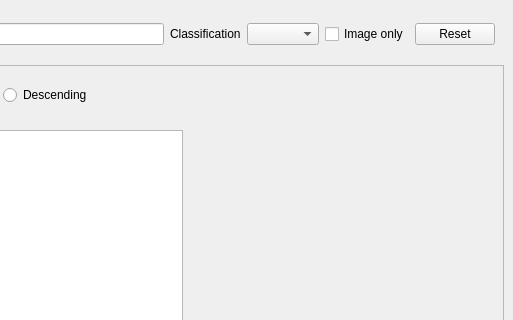
Old version of the form metsearch/metsearch.ui in the repository bernardlebelpro/apple; both pictures show x 142 to 655 and y 0 to 320 of the 655 by 682 pixel window.
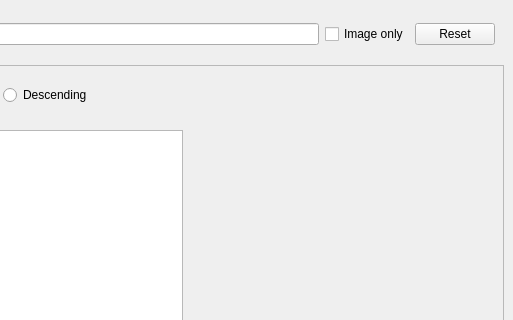
New version of the form.

Commit message:
Remove classification combobox, README
The code had been removed as part of a previous commit (sorry
for not committing it separately!), so now we're removing the
widgets from the .ui file.

Also, filled in the README.

```diff
--- a/metsearch/metsearch.ui
+++ b/metsearch/metsearch.ui
@@ -63,16 +63,6 @@
          <item>
           <widget class="QLineEdit" name="searchtext_lineedit"/>
          </item>
-         <item>
-          <widget class="QLabel" name="classification_label">
-           <property name="text">
-            <string>Classification</string>
-           </property>
-          </widget>
-         </item>
-         <item>
-          <widget class="QComboBox" name="classification_combox"/>
-         </item>
          <item>
           <widget class="QCheckBox" name="imageonly_checkbox">
            <property name="text">
```
The commit also changes 1 other file.
